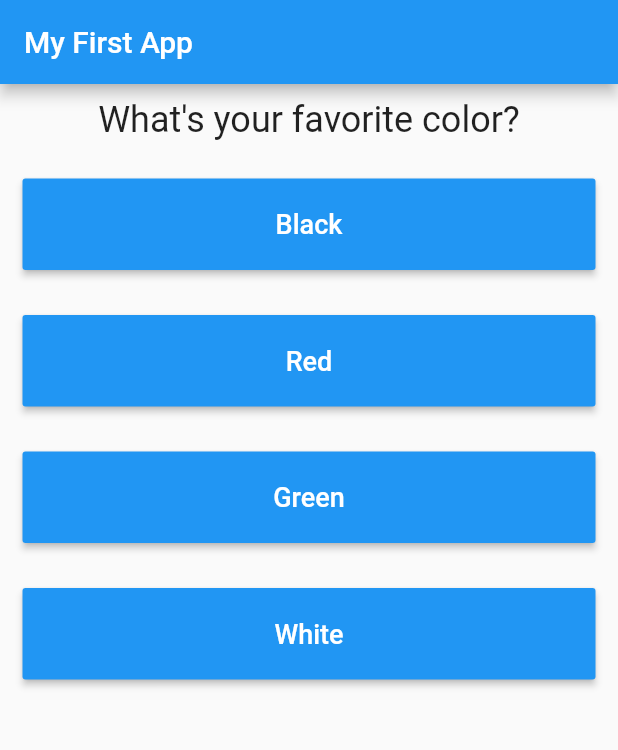
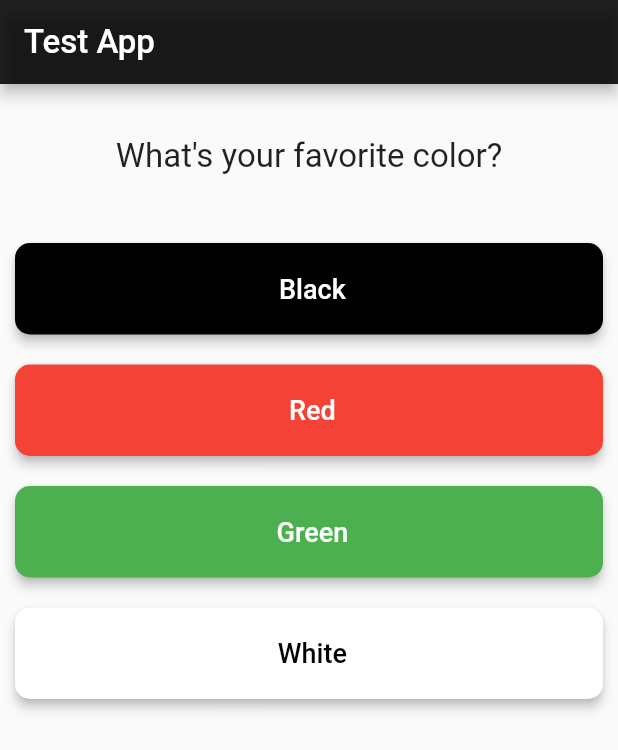
Before and after one commit to judeakinwale/test-app, a Flutter app: the screen it shows after launch, on a phone screen of 412 x 824 dp. Shown: the top 750 px of the screen. Run offline on Flutter 3.47's test engine with Material 2 defaults, Android fonts, the phone set to English and light mode, and no system bars.

Commit message:
Update application styling

```diff
--- a/lib/answer.dart
+++ b/lib/answer.dart
@@ -1,36 +1,96 @@
 import 'package:flutter/material.dart';
 
 class Answer extends StatelessWidget {
-  // final Function selectHandler;
-  final VoidCallback selectHandler;
-  String answerText;
-  // const Answer({Key? key}) : super(key: key);
-  Answer(this.selectHandler, this.answerText);
+  final VoidCallback _handler;
+  final String _text;
+  const Answer(this._text, this._handler, {Key? key}) : super(key: key);
+
+  Color? get _btnColor {
+    switch (_text.toLowerCase()) {
+      case 'white':
+        return Colors.white;
+      case 'green':
+        return Colors.green;
+      case 'red':
+        return Colors.red;
+      case 'black':
+        return Colors.black;
+      default:
+        return null;
+    }
+  }
+
+  Color? get _btnTextColor {
+    switch (_text.toLowerCase()) {
+      case 'white':
+        return Colors.black;
+      case 'green':
+        return Colors.white;
+      case 'red':
+        return Colors.white;
+      case 'black':
+        return Colors.white;
+      default:
+        return Colors.black;
+    }
+  }
+
+  String get _btnEmoji {
+    switch (_text.toLowerCase()) {
+      case 'rabbit':
+        return '🐇';
+      case 'snake':
+        return '🐍';
+      case 'elephant':
+        return '🐘';
+      case 'lion':
+        return '🦁';
+      default:
+        return '';
+    }
+  }
 
   @override
   Widget build(BuildContext context) {
+    final Text answerText = Text(
+      '$_btnEmoji $_text',
+      style: TextStyle(
+        color: _btnTextColor,
+        fontSize: 18,
+        fontWeight: FontWeight.w500,
+      ),
+    );
+
     return Container(
       width: double.infinity,
-      margin: EdgeInsets.all(15),
-      child: RaisedButton(
+      margin: const EdgeInsets.all(10),
       // child: ElevatedButton(
-        color: Colors.blue,
-        textColor: Colors.white,
-        padding: EdgeInsets.all(20),
         // style: ElevatedButton.styleFrom(primary: Colors.orange, onPrimary: Colors.white),
         // // style: ButtonStyle(
         // //   backgroundColor: MaterialStateProperty.all(Colors.orange),
         // //   foregroundColor: MaterialStateProperty.all(Colors.white),
         // ),
-        child: Text(
-          answerText,
-          style: TextStyle(
-            color: Colors.white,
-            fontSize: 18,
-            fontWeight: FontWeight.w500,
+      child: _btnColor == null ? OutlinedButton(
+        style: OutlinedButton.styleFrom(
+          // elevation: 3,  // has a weird gray background
+          // primary: Theme.of(context).primaryColor,  // is overwritten in the text style
+          side: const BorderSide(color: Colors.black87),
+          padding: const EdgeInsets.all(20),
+          shape: RoundedRectangleBorder(
+            borderRadius: BorderRadius.circular(10),
           ),
         ),
-        onPressed: selectHandler,
+        onPressed: _handler,
+        child: answerText,
+      ) : RaisedButton(
+        elevation: 3,
+        color: _btnColor?? Theme.of(context).primaryColorDark,
+        padding: const EdgeInsets.all(20),
+        shape: RoundedRectangleBorder(
+          borderRadius: BorderRadius.circular(10),
+        ),
+        onPressed: _handler,
+        child: answerText,
       ),
     );
   }
--- a/lib/main.dart
+++ b/lib/main.dart
@@ -6,10 +6,12 @@ import './quiz.dart';
 import './result.dart';
 
 void main() {
-  runApp(MyApp());
+  runApp(const MyApp());
 }
 
 class MyApp extends StatefulWidget {
+  const MyApp({Key? key}) : super(key: key);
+
   @override
   State<StatefulWidget> createState() {
     return _MyAppState();
@@ -56,11 +58,6 @@ class _MyAppState extends State<MyApp> {
     setState(() {
       _questionIndex += 1;
     });
-    if (_questionIndex < _questions.length) {
-      debugPrint('There are more questions!');
-    } else {
-      debugPrint('There are no more questions!');
-    }
   }
 
   void _resetQuiz() {
@@ -68,15 +65,24 @@ class _MyAppState extends State<MyApp> {
       _questionIndex = 0;
       _totalScore = 0;
     });
-    debugPrint('Quiz Reset!');
   }
 
   @override
   Widget build(BuildContext context) {
     return MaterialApp(
+      title: "Test App",
+      theme: ThemeData(
+        primarySwatch: Colors.deepOrange,
+        accentColor: Colors.orange,
+        textTheme: const TextTheme(
+          headline6: TextStyle(fontSize: 22),
+          headline4: TextStyle(fontSize: 28, fontWeight: FontWeight.bold,),
+        ),
+      ),
       home: Scaffold(
         appBar: AppBar(
-          title: const Text('My First App'),
+          title: const Text('Test App'),
+          backgroundColor: Colors.black87,
         ),
         body: _questionIndex < _questions.length
             ? Quiz(
--- a/lib/question.dart
+++ b/lib/question.dart
@@ -3,16 +3,17 @@ import 'package:flutter/material.dart';
 class Question extends StatelessWidget {
   final String questionText;
 
-  Question(this.questionText);
+  const Question(this.questionText, {Key? key}) : super(key: key);
 
   @override
   Widget build(BuildContext context) {
     return Container(
       width: double.infinity,
       margin: const EdgeInsets.all(10),
+      padding: const EdgeInsets.symmetric(vertical: 25),
       child: Text(
         questionText,
-        style: const TextStyle(fontSize: 24),
+        style: TextStyle(fontSize: Theme.of(context).textTheme.headline6?.fontSize),
         textAlign: TextAlign.center,
       ),
     );
--- a/lib/quiz.dart
+++ b/lib/quiz.dart
@@ -5,30 +5,29 @@ import './answer.dart';
 
 class Quiz extends StatelessWidget {
   final int questionIndex;
-  // final VoidCallback answerQuestion;
-  final void Function(int) answerQuestion;
+  final Function answerQuestion;
   final List<Map<String, Object>> questions;
 
-  Quiz({required this.answerQuestion, required this.questionIndex, required this.questions});
-
-  // const Quiz({Key? key}) : super(key: key);
+  const Quiz({
+    required this.answerQuestion,
+    required this.questionIndex,
+    required this.questions,
+    Key? key,
+  }) : super(key: key);
 
   @override
   Widget build(BuildContext context) {
+    final List answerList =
+        (questions[questionIndex]['answers'] as List<Map<String, Object>>)
+            .map((answer) {
+      return Answer(answer['text'] as String,
+          () => answerQuestion(answer['score'] as int));
+    }).toList();
+
     return Column(
       children: [
-        // Text(questions[questionIndex]),
-        // Question(questions[questionIndex]['questionText'] ?? ''),
-        Question(
-            questions[questionIndex]['questionText'] as String),
-        // Answer(answerQuestion),
-        // Answer(answerQuestion),
-        // Answer(answerQuestion),
-        // ...(questions[questionIndex]['answers'] as List<String>).map((answer) => Answer(answerQuestion, answer)).toList(),
-        ...(questions[questionIndex]['answers'] as List<Map<String, Object>>)
-            .map((answer) {
-          return Answer(() => answerQuestion(answer['score'] as int), answer['text'] as String);
-        }).toList(),
+        Question(questions[questionIndex]['questionText'] as String),
+        ...answerList,
       ],
     );
   }
```
Also changed, not shown: lib/main_original.dart (deleted, +0 -115 lines), lib/main_updated.dart (deleted, +0 -52 lines), lib/result.dart (+21 -20 lines).
